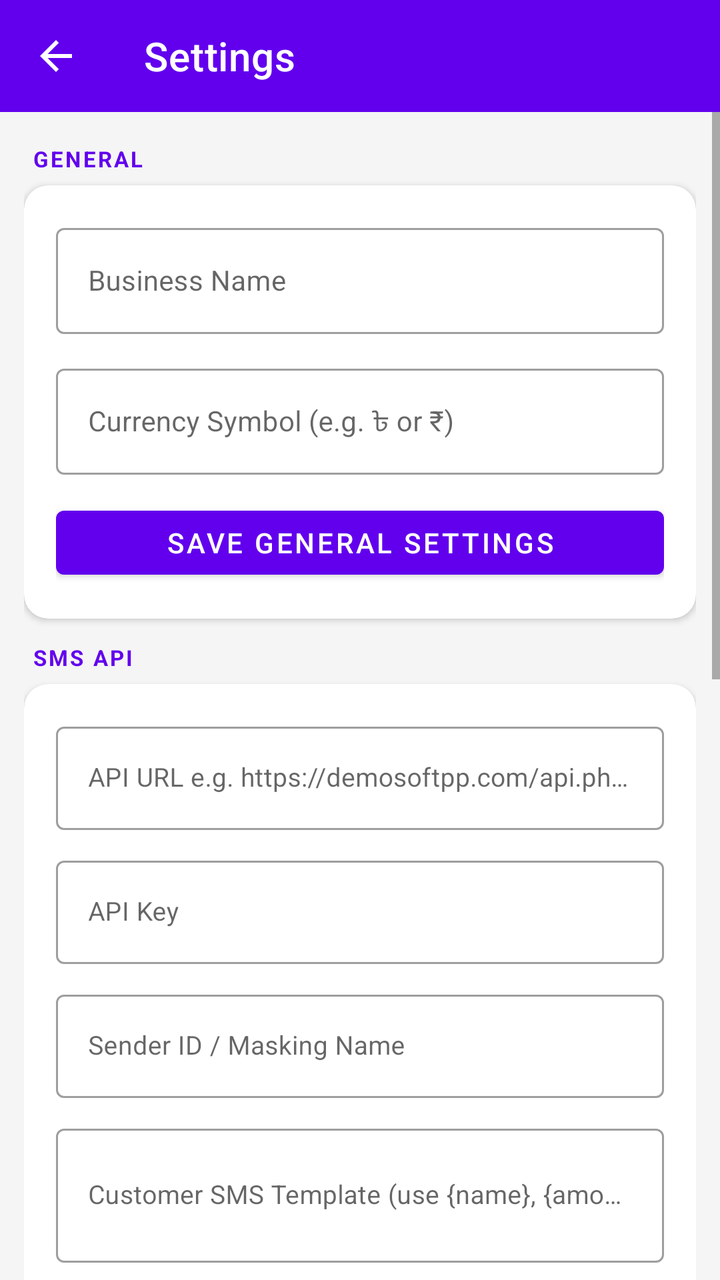
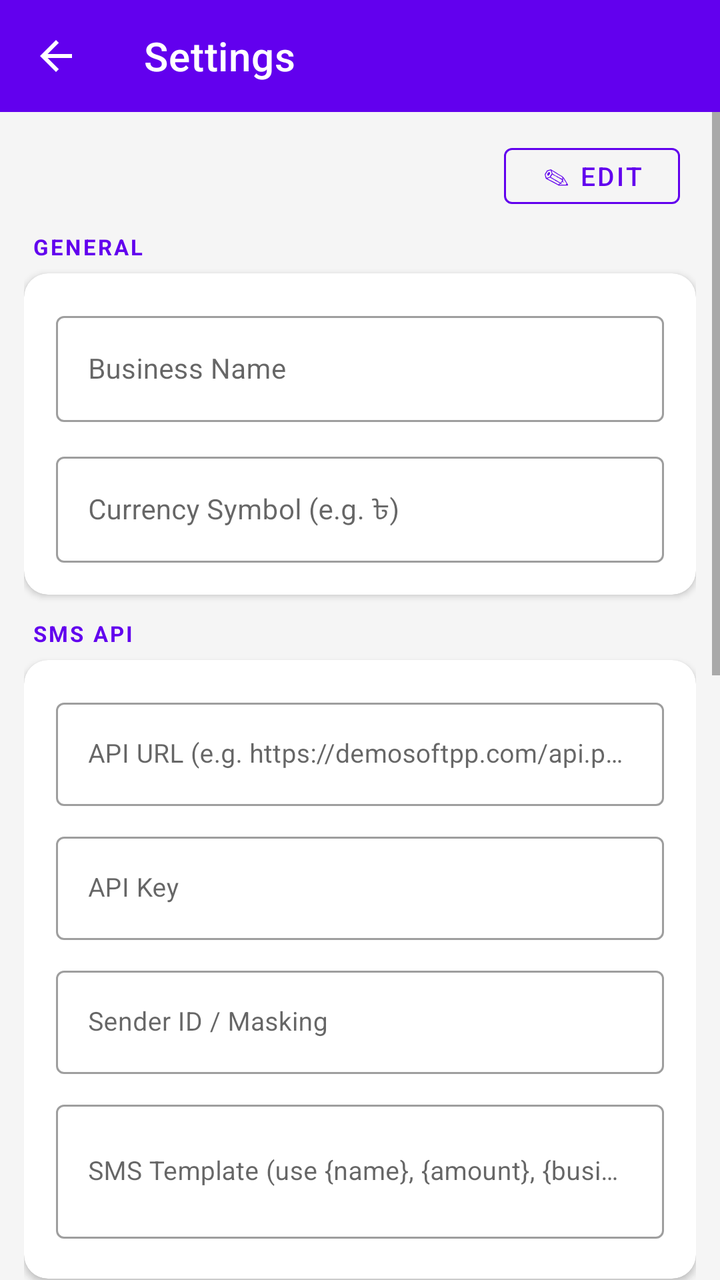

Two renders of the same Android screen: before a commit and after it. Below are the layout's source before the change and the commit's diff.
<!-- AndroidManifest.xml: application theme Theme.MyEKhata -->
<!-- res/layout/activity_settings.xml -->
<?xml version="1.0" encoding="utf-8"?>
<LinearLayout
    xmlns:android="http://schemas.android.com/apk/res/android"
    xmlns:app="http://schemas.android.com/apk/res-auto"
    android:layout_width="match_parent"
    android:layout_height="match_parent"
    android:orientation="vertical"
    android:background="@color/background">

    <com.google.android.material.appbar.MaterialToolbar
        android:id="@+id/toolbar"
        android:layout_width="match_parent"
        android:layout_height="56dp"
        android:background="@color/primary"
        app:navigationIcon="@drawable/ic_arrow_back"
        app:navigationIconTint="@color/white"
        app:titleTextColor="@color/white"
        app:title="Settings" />

    <ScrollView
        android:layout_width="match_parent"
        android:layout_height="match_parent">

        <LinearLayout
            android:layout_width="match_parent"
            android:layout_height="wrap_content"
            android:orientation="vertical"
            android:padding="12dp">

            
            <TextView android:layout_width="wrap_content" android:layout_height="wrap_content"
                android:text="GENERAL" android:textColor="@color/primary" android:textSize="11sp"
                android:textAllCaps="true" android:letterSpacing="0.1" android:textStyle="bold"
                android:layout_marginStart="4dp" android:layout_marginBottom="6dp" android:layout_marginTop="4dp"/>

            <androidx.cardview.widget.CardView android:layout_width="match_parent"
                android:layout_height="wrap_content" android:layout_marginBottom="12dp"
                app:cardCornerRadius="12dp" app:cardElevation="2dp">
                <LinearLayout android:layout_width="match_parent" android:layout_height="wrap_content"
                    android:orientation="vertical" android:padding="16dp">

                    <com.google.android.material.textfield.TextInputLayout android:layout_width="match_parent"
                        android:layout_height="wrap_content" android:layout_marginBottom="12dp"
                        android:hint="Business Name" style="@style/Widget.MaterialComponents.TextInputLayout.OutlinedBox">
                        <com.google.android.material.textfield.TextInputEditText android:id="@+id/et_business_name"
                            android:layout_width="match_parent" android:layout_height="wrap_content"
                            android:inputType="textCapWords" android:textSize="14sp" />
                    </com.google.android.material.textfield.TextInputLayout>

                    <com.google.android.material.textfield.TextInputLayout android:layout_width="match_parent"
                        android:layout_height="wrap_content" android:layout_marginBottom="12dp"
                        android:hint="Currency Symbol (e.g. ৳ or ₹)" style="@style/Widget.MaterialComponents.TextInputLayout.OutlinedBox">
                        <com.google.android.material.textfield.TextInputEditText android:id="@+id/et_currency_symbol"
                            android:layout_width="match_parent" android:layout_height="wrap_content"
                            android:textSize="14sp" />
                    </com.google.android.material.textfield.TextInputLayout>

                    <com.google.android.material.button.MaterialButton android:id="@+id/btn_save_general"
                        android:layout_width="match_parent" android:layout_height="44dp"
                        android:text="Save General Settings" app:backgroundTint="@color/primary"
                        android:textColor="@color/white" />
                </LinearLayout>
            </androidx.cardview.widget.CardView>

            
            <TextView android:layout_width="wrap_content" android:layout_height="wrap_content"
                android:text="SMS API" android:textColor="@color/primary" android:textSize="11sp"
                android:textAllCaps="true" android:letterSpacing="0.1" android:textStyle="bold"
                android:layout_marginStart="4dp" android:layout_marginBottom="6dp"/>

            <androidx.cardview.widget.CardView android:layout_width="match_parent"
                android:layout_height="wrap_content" android:layout_marginBottom="12dp"
                app:cardCornerRadius="12dp" app:cardElevation="2dp">
                <LinearLayout android:layout_width="match_parent" android:layout_height="wrap_content"
                    android:orientation="vertical" android:padding="16dp">

                    <com.google.android.material.textfield.TextInputLayout android:layout_width="match_parent"
                        android:layout_height="wrap_content" android:layout_marginBottom="10dp"
                        android:hint="API URL e.g. https://demosoftpp.com/api.php?type=sms"
                        style="@style/Widget.MaterialComponents.TextInputLayout.OutlinedBox">
                        <com.google.android.material.textfield.TextInputEditText android:id="@+id/et_sms_api_url"
                            android:layout_width="match_parent" android:layout_height="wrap_content"
                            android:inputType="textUri" android:textSize="13sp" />
                    </com.google.android.material.textfield.TextInputLayout>

                    <com.google.android.material.textfield.TextInputLayout android:layout_width="match_parent"
                        android:layout_height="wrap_content" android:layout_marginBottom="10dp"
                        android:hint="API Key" style="@style/Widget.MaterialComponents.TextInputLayout.OutlinedBox">
                        <com.google.android.material.textfield.TextInputEditText android:id="@+id/et_sms_api_key"
                            android:layout_width="match_parent" android:layout_height="wrap_content"
                            android:textSize="13sp" />
                    </com.google.android.material.textfield.TextInputLayout>

                    <com.google.android.material.textfield.TextInputLayout android:layout_width="match_parent"
                        android:layout_height="wrap_content" android:layout_marginBottom="10dp"
                        android:hint="Sender ID / Masking Name" style="@style/Widget.MaterialComponents.TextInputLayout.OutlinedBox">
                        <com.google.android.material.textfield.TextInputEditText android:id="@+id/et_sms_sender_id"
                            android:layout_width="match_parent" android:layout_height="wrap_content"
                            android:textSize="13sp" />
                    </com.google.android.material.textfield.TextInputLayout>

                    <com.google.android.material.textfield.TextInputLayout android:layout_width="match_parent"
                        android:layout_height="wrap_content" android:layout_marginBottom="10dp"
                        android:hint="Customer SMS Template (use {name}, {amount}, {business})"
                        style="@style/Widget.MaterialComponents.TextInputLayout.OutlinedBox">
                        <com.google.android.material.textfield.TextInputEditText android:id="@+id/et_sms_template_customer"
                            android:layout_width="match_parent" android:layout_height="wrap_content"
                            android:inputType="textMultiLine" android:minLines="2" android:textSize="13sp" />
                    </com.google.android.material.textfield.TextInputLayout>

                    <com.google.android.material.textfield.TextInputLayout android:layout_width="match_parent"
                        android:layout_height="wrap_content" android:layout_marginBottom="12dp"
                        android:hint="Supplier SMS Template"
                        style="@style/Widget.MaterialComponents.TextInputLayout.OutlinedBox">
                        <com.google.android.material.textfield.TextInputEditText android:id="@+id/et_sms_template_supplier"
                            android:layout_width="match_parent" android:layout_height="wrap_content"
                            android:inputType="textMultiLine" android:minLines="2" android:textSize="13sp" />
                    </com.google.android.material.textfield.TextInputLayout>

                    <com.google.android.material.button.MaterialButton android:id="@+id/btn_save_sms_api"
                        android:layout_width="match_parent" android:layout_height="44dp"
                        android:text="Save SMS API Settings" app:backgroundTint="@color/primary"
                        android:textColor="@color/white" />
                </LinearLayout>
            </androidx.cardview.widget.CardView>

            
            <TextView android:layout_width="wrap_content" android:layout_height="wrap_content"
                android:text="AUTO SMS SCHEDULE" android:textColor="@color/primary" android:textSize="11sp"
                android:textAllCaps="true" android:letterSpacing="0.1" android:textStyle="bold"
                android:layout_marginStart="4dp" android:layout_marginBottom="6dp"/>

            <androidx.cardview.widget.CardView android:layout_width="match_parent"
                android:layout_height="wrap_content" android:layout_marginBottom="12dp"
                app:cardCornerRadius="12dp" app:cardElevation="2dp">
                <LinearLayout android:layout_width="match_parent" android:layout_height="wrap_content"
                    android:orientation="vertical" android:padding="16dp">

                    <LinearLayout android:layout_width="match_parent" android:layout_height="wrap_content"
                        android:orientation="horizontal" android:gravity="center_vertical"
                        android:layout_marginBottom="12dp">
                        <TextView android:layout_width="0dp" android:layout_height="wrap_content"
                            android:layout_weight="1" android:text="Enable Global Auto SMS"
                            android:textSize="14sp" android:textColor="@color/text_primary" />
                        <com.google.android.material.switchmaterial.SwitchMaterial
                            android:id="@+id/switch_auto_sms"
                            android:layout_width="wrap_content" android:layout_height="wrap_content" />
                    </LinearLayout>

                    <TextView android:id="@+id/tv_sms_time"
                        android:layout_width="wrap_content" android:layout_height="wrap_content"
                        android:text="Auto send at: 10:00 AM"
                        android:textSize="14sp" android:textColor="@color/text_primary"
                        android:layout_marginBottom="10dp" />

                    <com.google.android.material.button.MaterialButton android:id="@+id/btn_pick_sms_time"
                        android:layout_width="match_parent" android:layout_height="44dp"
                        android:text="Pick Auto Send Time" app:backgroundTint="@color/primary_light"
                        android:textColor="@color/primary_dark"
                        style="@style/Widget.MaterialComponents.Button.OutlinedButton"
                        app:strokeColor="@color/primary" />
                </LinearLayout>
            </androidx.cardview.widget.CardView>

            
            <TextView android:layout_width="wrap_content" android:layout_height="wrap_content"
                android:text="BACKUP" android:textColor="@color/primary" android:textSize="11sp"
                android:textAllCaps="true" android:letterSpacing="0.1" android:textStyle="bold"
                android:layout_marginStart="4dp" android:layout_marginBottom="6dp"/>

            <androidx.cardview.widget.CardView android:layout_width="match_parent"
                android:layout_height="wrap_content" android:layout_marginBottom="24dp"
                app:cardCornerRadius="12dp" app:cardElevation="2dp">
                <LinearLayout android:layout_width="match_parent" android:layout_height="wrap_content"
                    android:orientation="vertical" android:padding="16dp">

                    <com.google.android.material.textfield.TextInputLayout android:layout_width="match_parent"
                        android:layout_height="wrap_content" android:layout_marginBottom="12dp"
                        android:hint="Gmail Address for Backup" style="@style/Widget.MaterialComponents.TextInputLayout.OutlinedBox">
                        <com.google.android.material.textfield.TextInputEditText android:id="@+id/et_gmail_email"
                            android:layout_width="match_parent" android:layout_height="wrap_content"
                            android:inputType="textEmailAddress" android:textSize="14sp" />
                    </com.google.android.material.textfield.TextInputLayout>

                    <LinearLayout android:layout_width="match_parent" android:layout_height="wrap_content"
                        android:orientation="horizontal" android:gravity="center_vertical"
                        android:layout_marginBottom="12dp">
                        <TextView android:layout_width="0dp" android:layout_height="wrap_content"
                            android:layout_weight="1" android:text="Auto Daily Backup"
                            android:textSize="14sp" android:textColor="@color/text_primary" />
                        <com.google.android.material.switchmaterial.SwitchMaterial
                            android:id="@+id/switch_auto_backup"
                            android:layout_width="wrap_content" android:layout_height="wrap_content" />
                    </LinearLayout>

                    <com.google.android.material.button.MaterialButton android:id="@+id/btn_backup_now"
                        android:layout_width="match_parent" android:layout_height="44dp"
                        android:text="Backup Now via Gmail" app:backgroundTint="@color/primary"
                        android:textColor="@color/white" />
                </LinearLayout>
            </androidx.cardview.widget.CardView>

        </LinearLayout>
    </ScrollView>
</LinearLayout>
<!-- resources referenced by this layout -->
<resources>
  <color name="background">#F5F5F5</color>
  <color name="primary">#6200EE</color>
  <color name="primary_dark">#3700B3</color>
  <color name="primary_light">#BB86FC</color>
  <color name="text_primary">#212121</color>
  <color name="white">#FFFFFF</color>
  <!-- drawable ic_arrow_back (drawable) -->
  <vector xmlns:android="http://schemas.android.com/apk/res/android" android:width="24dp" android:height="24dp" android:viewportWidth="24" android:viewportHeight="24">
      <path android:fillColor="#FF000000" android:pathData="M20,11H7.83l5.59,-5.59L12,4l-8,8 8,8 1.41,-1.41L7.83,13H20v-2z"/>
  </vector>
  <style name="Theme.MyEKhata" parent="Theme.MaterialComponents.DayNight.NoActionBar">
          <item name="colorPrimary">@color/primary</item>
          <item name="colorPrimaryVariant">@color/primary_dark</item>
          <item name="colorOnPrimary">@color/white</item>
          <item name="colorSecondary">@color/accent</item>
          <item name="colorSurface">@color/surface</item>
          <item name="android:colorBackground">@color/background</item>
          <item name="android:statusBarColor">@color/primary_dark</item>
      </style>
  <color name="accent">#03DAC5</color>
  <color name="surface">#FFFFFF</color>
</resources>

<!-- the commit's change to res/layout/activity_settings.xml (unified diff, before → after) -->
@@ -1,37 +1,43 @@
 <?xml version="1.0" encoding="utf-8"?>
-<LinearLayout
-    xmlns:android="http://schemas.android.com/apk/res/android"
+<LinearLayout xmlns:android="http://schemas.android.com/apk/res/android"
     xmlns:app="http://schemas.android.com/apk/res-auto"
-    android:layout_width="match_parent"
-    android:layout_height="match_parent"
-    android:orientation="vertical"
-    android:background="@color/background">
+    android:layout_width="match_parent" android:layout_height="match_parent"
+    android:orientation="vertical" android:background="@color/background">
 
     <com.google.android.material.appbar.MaterialToolbar
-        android:id="@+id/toolbar"
-        android:layout_width="match_parent"
-        android:layout_height="56dp"
-        android:background="@color/primary"
-        app:navigationIcon="@drawable/ic_arrow_back"
-        app:navigationIconTint="@color/white"
-        app:titleTextColor="@color/white"
-        app:title="Settings" />
-
-    <ScrollView
-        android:layout_width="match_parent"
-        android:layout_height="match_parent">
-
-        <LinearLayout
-            android:layout_width="match_parent"
-            android:layout_height="wrap_content"
-            android:orientation="vertical"
-            android:padding="12dp">
+        android:id="@+id/toolbar" android:layout_width="match_parent" android:layout_height="56dp"
+        android:background="@color/primary" app:navigationIcon="@drawable/ic_arrow_back"
+        app:navigationIconTint="@color/white" app:titleTextColor="@color/white" app:title="Settings" />
+
+    <ScrollView android:layout_width="match_parent" android:layout_height="match_parent">
+        <LinearLayout android:layout_width="match_parent" android:layout_height="wrap_content"
+            android:orientation="vertical" android:padding="12dp">
+
+            
+            <LinearLayout android:layout_width="match_parent" android:layout_height="wrap_content"
+                android:orientation="horizontal" android:gravity="end" android:layout_marginBottom="8dp">
+
+                <com.google.android.material.button.MaterialButton
+                    android:id="@+id/btn_edit_settings"
+                    android:layout_width="wrap_content" android:layout_height="40dp"
+                    android:text="✎ Edit" android:textSize="13sp"
+                    android:layout_marginEnd="8dp"
+                    style="@style/Widget.MaterialComponents.Button.OutlinedButton"
+                    app:strokeColor="@color/primary" android:textColor="@color/primary" />
+
+                <com.google.android.material.button.MaterialButton
+                    android:id="@+id/btn_save_all"
+                    android:layout_width="wrap_content" android:layout_height="40dp"
+                    android:text="✓ Save" android:textSize="13sp"
+                    android:visibility="gone"
+                    app:backgroundTint="@color/primary" android:textColor="@color/white" />
+            </LinearLayout>
 
             
             <TextView android:layout_width="wrap_content" android:layout_height="wrap_content"
                 android:text="GENERAL" android:textColor="@color/primary" android:textSize="11sp"
                 android:textAllCaps="true" android:letterSpacing="0.1" android:textStyle="bold"
-                android:layout_marginStart="4dp" android:layout_marginBottom="6dp" android:layout_marginTop="4dp"/>
+                android:layout_marginStart="4dp" android:layout_marginBottom="6dp"/>
 
             <androidx.cardview.widget.CardView android:layout_width="match_parent"
                 android:layout_height="wrap_content" android:layout_marginBottom="12dp"
@@ -44,21 +50,16 @@
                         android:hint="Business Name" style="@style/Widget.MaterialComponents.TextInputLayout.OutlinedBox">
                         <com.google.android.material.textfield.TextInputEditText android:id="@+id/et_business_name"
                             android:layout_width="match_parent" android:layout_height="wrap_content"
-                            android:inputType="textCapWords" android:textSize="14sp" />
-                    </com.google.android.material.textfield.TextInputLayout>
-
-                    <com.google.android.material.textfield.TextInputLayout android:layout_width="match_parent"
-                        android:layout_height="wrap_content" android:layout_marginBottom="12dp"
-                        android:hint="Currency Symbol (e.g. ৳ or ₹)" style="@style/Widget.MaterialComponents.TextInputLayout.OutlinedBox">
+                            android:inputType="textCapWords" android:textSize="14sp" android:enabled="false"/>
+                    </com.google.android.material.textfield.TextInputLayout>
+
+                    <com.google.android.material.textfield.TextInputLayout android:layout_width="match_parent"
+                        android:layout_height="wrap_content"
+                        android:hint="Currency Symbol (e.g. ৳)" style="@style/Widget.MaterialComponents.TextInputLayout.OutlinedBox">
                         <com.google.android.material.textfield.TextInputEditText android:id="@+id/et_currency_symbol"
                             android:layout_width="match_parent" android:layout_height="wrap_content"
-                            android:textSize="14sp" />
-                    </com.google.android.material.textfield.TextInputLayout>
-
-                    <com.google.android.material.button.MaterialButton android:id="@+id/btn_save_general"
-                        android:layout_width="match_parent" android:layout_height="44dp"
-                        android:text="Save General Settings" app:backgroundTint="@color/primary"
-                        android:textColor="@color/white" />
+                            android:textSize="14sp" android:enabled="false"/>
+                    </com.google.android.material.textfield.TextInputLayout>
                 </LinearLayout>
             </androidx.cardview.widget.CardView>
 
@@ -76,11 +77,11 @@
 
                     <com.google.android.material.textfield.TextInputLayout android:layout_width="match_parent"
                         android:layout_height="wrap_content" android:layout_marginBottom="10dp"
-                        android:hint="API URL e.g. https://demosoftpp.com/api.php?type=sms"
+                        android:hint="API URL (e.g. https://demosoftpp.com/api.php?type=sms)"
                         style="@style/Widget.MaterialComponents.TextInputLayout.OutlinedBox">
                         <com.google.android.material.textfield.TextInputEditText android:id="@+id/et_sms_api_url"
                             android:layout_width="match_parent" android:layout_height="wrap_content"
-                            android:inputType="textUri" android:textSize="13sp" />
+                            android:inputType="textUri" android:textSize="13sp" android:enabled="false"/>
                     </com.google.android.material.textfield.TextInputLayout>
 
                     <com.google.android.material.textfield.TextInputLayout android:layout_width="match_parent"
@@ -88,39 +89,25 @@
                         android:hint="API Key" style="@style/Widget.MaterialComponents.TextInputLayout.OutlinedBox">
                         <com.google.android.material.textfield.TextInputEditText android:id="@+id/et_sms_api_key"
                             android:layout_width="match_parent" android:layout_height="wrap_content"
-                            android:textSize="13sp" />
+                            android:textSize="13sp" android:enabled="false"/>
                     </com.google.android.material.textfield.TextInputLayout>
 
                     <com.google.android.material.textfield.TextInputLayout android:layout_width="match_parent"
                         android:layout_height="wrap_content" android:layout_marginBottom="10dp"
-                        android:hint="Sender ID / Masking Name" style="@style/Widget.MaterialComponents.TextInputLayout.OutlinedBox">
+                        android:hint="Sender ID / Masking" style="@style/Widget.MaterialComponents.TextInputLayout.OutlinedBox">
                         <com.google.android.material.textfield.TextInputEditText android:id="@+id/et_sms_sender_id"
                             android:layout_width="match_parent" android:layout_height="wrap_content"
-                            android:textSize="13sp" />
-                    </com.google.android.material.textfield.TextInputLayout>
-
-                    <com.google.android.material.textfield.TextInputLayout android:layout_width="match_parent"
-                        android:layout_height="wrap_content" android:layout_marginBottom="10dp"
-                        android:hint="Customer SMS Template (use {name}, {amount}, {business})"
+                            android:textSize="13sp" android:enabled="false"/>
+                    </com.google.android.material.textfield.TextInputLayout>
+
+                    <com.google.android.material.textfield.TextInputLayout android:layout_width="match_parent"
+                        android:layout_height="wrap_content" android:layout_marginBottom="4dp"
+                        android:hint="SMS Template (use {name}, {amount}, {business})"
                         style="@style/Widget.MaterialComponents.TextInputLayout.OutlinedBox">
                         <com.google.android.material.textfield.TextInputEditText android:id="@+id/et_sms_template_customer"
                             android:layout_width="match_parent" android:layout_height="wrap_content"
-                            android:inputType="textMultiLine" android:minLines="2" android:textSize="13sp" />
-                    </com.google.android.material.textfield.TextInputLayout>
-
-                    <com.google.android.material.textfield.TextInputLayout android:layout_width="match_parent"
-                        android:layout_height="wrap_content" android:layout_marginBottom="12dp"
-                        android:hint="Supplier SMS Template"
-                        style="@style/Widget.MaterialComponents.TextInputLayout.OutlinedBox">
-                        <com.google.android.material.textfield.TextInputEditText android:id="@+id/et_sms_template_supplier"
-                            android:layout_width="match_parent" android:layout_height="wrap_content"
-                            android:inputType="textMultiLine" android:minLines="2" android:textSize="13sp" />
-                    </com.google.android.material.textfield.TextInputLayout>
-
-                    <com.google.android.material.button.MaterialButton android:id="@+id/btn_save_sms_api"
-                        android:layout_width="match_parent" android:layout_height="44dp"
-                        android:text="Save SMS API Settings" app:backgroundTint="@color/primary"
-                        android:textColor="@color/white" />
+                            android:inputType="textMultiLine" android:minLines="2" android:textSize="13sp" android:enabled="false"/>
+                    </com.google.android.material.textfield.TextInputLayout>
                 </LinearLayout>
             </androidx.cardview.widget.CardView>
 
@@ -137,8 +124,7 @@
                     android:orientation="vertical" android:padding="16dp">
 
                     <LinearLayout android:layout_width="match_parent" android:layout_height="wrap_content"
-                        android:orientation="horizontal" android:gravity="center_vertical"
-                        android:layout_marginBottom="12dp">
+                        android:orientation="horizontal" android:gravity="center_vertical" android:layout_marginBottom="12dp">
                         <TextView android:layout_width="0dp" android:layout_height="wrap_content"
                             android:layout_weight="1" android:text="Enable Global Auto SMS"
                             android:textSize="14sp" android:textColor="@color/text_primary" />
@@ -147,18 +133,15 @@
                             android:layout_width="wrap_content" android:layout_height="wrap_content" />
                     </LinearLayout>
 
-                    <TextView android:id="@+id/tv_sms_time"
-                        android:layout_width="wrap_content" android:layout_height="wrap_content"
-                        android:text="Auto send at: 10:00 AM"
-                        android:textSize="14sp" android:textColor="@color/text_primary"
-                        android:layout_marginBottom="10dp" />
+                    <TextView android:id="@+id/tv_sms_time" android:layout_width="wrap_content"
+                        android:layout_height="wrap_content" android:text="Auto send at: 10:00 AM"
+                        android:textSize="14sp" android:textColor="@color/text_primary" android:layout_marginBottom="10dp"/>
 
                     <com.google.android.material.button.MaterialButton android:id="@+id/btn_pick_sms_time"
                         android:layout_width="match_parent" android:layout_height="44dp"
-                        android:text="Pick Auto Send Time" app:backgroundTint="@color/primary_light"
-                        android:textColor="@color/primary_dark"
+                        android:text="Pick Auto Send Time"
                         style="@style/Widget.MaterialComponents.Button.OutlinedButton"
-                        app:strokeColor="@color/primary" />
+                        app:strokeColor="@color/primary" android:textColor="@color/primary" />
                 </LinearLayout>
             </androidx.cardview.widget.CardView>
 
@@ -169,7 +152,7 @@
                 android:layout_marginStart="4dp" android:layout_marginBottom="6dp"/>
 
             <androidx.cardview.widget.CardView android:layout_width="match_parent"
-                android:layout_height="wrap_content" android:layout_marginBottom="24dp"
+                android:layout_height="wrap_content" android:layout_marginBottom="12dp"
                 app:cardCornerRadius="12dp" app:cardElevation="2dp">
                 <LinearLayout android:layout_width="match_parent" android:layout_height="wrap_content"
                     android:orientation="vertical" android:padding="16dp">
@@ -179,12 +162,11 @@
                         android:hint="Gmail Address for Backup" style="@style/Widget.MaterialComponents.TextInputLayout.OutlinedBox">
                         <com.google.android.material.textfield.TextInputEditText android:id="@+id/et_gmail_email"
                             android:layout_width="match_parent" android:layout_height="wrap_content"
-                            android:inputType="textEmailAddress" android:textSize="14sp" />
+                            android:inputType="textEmailAddress" android:textSize="14sp" android:enabled="false"/>
                     </com.google.android.material.textfield.TextInputLayout>
 
                     <LinearLayout android:layout_width="match_parent" android:layout_height="wrap_content"
-                        android:orientation="horizontal" android:gravity="center_vertical"
-                        android:layout_marginBottom="12dp">
+                        android:orientation="horizontal" android:gravity="center_vertical" android:layout_marginBottom="12dp">
                         <TextView android:layout_width="0dp" android:layout_height="wrap_content"
                             android:layout_weight="1" android:text="Auto Daily Backup"
                             android:textSize="14sp" android:textColor="@color/text_primary" />
@@ -195,8 +177,54 @@
 
                     <com.google.android.material.button.MaterialButton android:id="@+id/btn_backup_now"
                         android:layout_width="match_parent" android:layout_height="44dp"
-                        android:text="Backup Now via Gmail" app:backgroundTint="@color/primary"
-                        android:textColor="@color/white" />
+                        android:text="Backup Now via Gmail"
+                        app:backgroundTint="@color/primary" android:textColor="@color/white" />
+                </LinearLayout>
+            </androidx.cardview.widget.CardView>
+
+            
+            <TextView android:layout_width="wrap_content" android:layout_height="wrap_content"
+                android:text="SMS HISTORY" android:textColor="@color/primary" android:textSize="11sp"
+                android:textAllCaps="true" android:letterSpacing="0.1" android:textStyle="bold"
+                android:layout_marginStart="4dp" android:layout_marginBottom="6dp"/>
+
+            <androidx.cardview.widget.CardView android:layout_width="match_parent"
+                android:layout_height="wrap_content" android:layout_marginBottom="24dp"
+                app:cardCornerRadius="12dp" app:cardElevation="2dp">
+                <LinearLayout android:layout_width="match_parent" android:layout_height="wrap_content"
+                    android:orientation="vertical">
+
+                    <LinearLayout android:layout_width="match_parent" android:layout_height="wrap_content"
+                        android:orientation="horizontal" android:gravity="center_vertical"
+                        android:paddingStart="16dp" android:paddingEnd="12dp"
+                        android:paddingTop="12dp" android:paddingBottom="8dp">
+
+                        <TextView android:id="@+id/tv_sms_log_count"
+                            android:layout_width="0dp" android:layout_height="wrap_content"
+                            android:layout_weight="1" android:text="0 messages sent"
+                            android:textSize="13sp" android:textColor="@color/text_secondary" />
+
+                        <com.google.android.material.button.MaterialButton
+                            android:id="@+id/btn_clear_sms_log"
+                            android:layout_width="wrap_content" android:layout_height="36dp"
+                            android:text="Clear"
+                            style="@style/Widget.MaterialComponents.Button.OutlinedButton"
+                            app:strokeColor="@color/red_due" android:textColor="@color/red_due"
+                            android:textSize="12sp" />
+                    </LinearLayout>
+
+                    <TextView android:id="@+id/tv_sms_log_empty"
+                        android:layout_width="match_parent" android:layout_height="wrap_content"
+                        android:text="No SMS sent yet"
+                        android:gravity="center" android:textColor="@color/text_secondary"
+                        android:textSize="13sp" android:padding="24dp"
+                        android:visibility="visible" />
+
+                    <androidx.recyclerview.widget.RecyclerView
+                        android:id="@+id/recycler_sms_log"
+                        android:layout_width="match_parent" android:layout_height="wrap_content"
+                        android:nestedScrollingEnabled="false" />
+
                 </LinearLayout>
             </androidx.cardview.widget.CardView>
 
<!-- resource entries referenced after the edit -->
@@ -2,9 +2,9 @@
 <resources>
   <color name="background">#F5F5F5</color>
   <color name="primary">#6200EE</color>
-  <color name="primary_dark">#3700B3</color>
-  <color name="primary_light">#BB86FC</color>
+  <color name="red_due">#D32F2F</color>
   <color name="text_primary">#212121</color>
+  <color name="text_secondary">#757575</color>
   <color name="white">#FFFFFF</color>
   <!-- drawable ic_arrow_back (drawable) -->
   <vector xmlns:android="http://schemas.android.com/apk/res/android" android:width="24dp" android:height="24dp" android:viewportWidth="24" android:viewportHeight="24">
@@ -19,6 +19,7 @@
           <item name="android:colorBackground">@color/background</item>
           <item name="android:statusBarColor">@color/primary_dark</item>
       </style>
+  <color name="primary_dark">#3700B3</color>
   <color name="accent">#03DAC5</color>
   <color name="surface">#FFFFFF</color>
 </resources>
